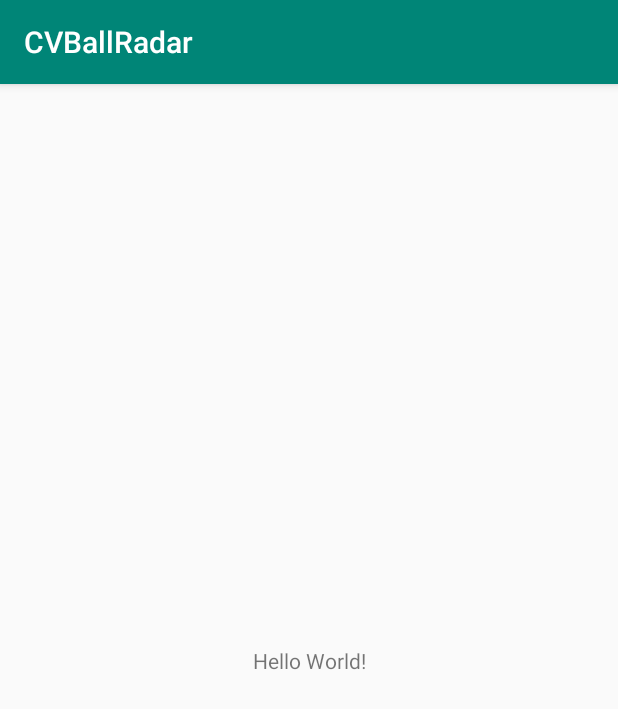
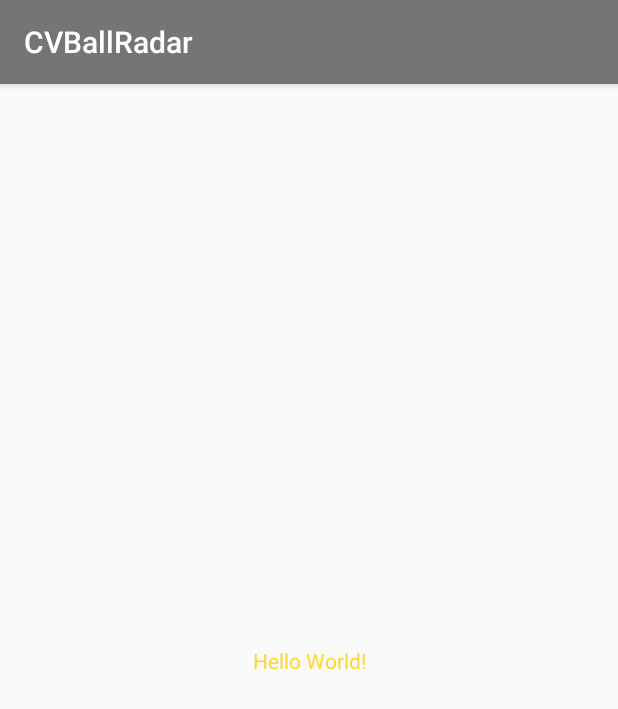
Before and after one commit to nz5/CVAndroidRadar, an Android app: the screen it shows after launch (MainActivity), on a phone screen of 412 x 824 dp. Shown: the top 709 px of the screen. Run offline under Robolectric (Android 15) with nearby library versions, the phone set to English and light mode, and no system bars.

Commit message:
set colors

```diff
--- a/app/src/main/res/layout/activity_main.xml
+++ b/app/src/main/res/layout/activity_main.xml
@@ -9,6 +9,7 @@
     <TextView
         android:layout_width="wrap_content"
         android:layout_height="wrap_content"
+        style="@style/Base.TextAppearance.AppCompat.Body1."
         android:text="Hello World!"
         app:layout_constraintBottom_toBottomOf="parent"
         app:layout_constraintLeft_toLeftOf="parent"
--- a/app/src/main/res/values/colors.xml
+++ b/app/src/main/res/values/colors.xml
@@ -1,6 +1,11 @@
 <?xml version="1.0" encoding="utf-8"?>
 <resources>
-    <color name="colorPrimary">#008577</color>
-    <color name="colorPrimaryDark">#00574B</color>
-    <color name="colorAccent">#D81B60</color>
+    <color name="primaryColor">#757575</color>
+    <color name="primaryLightColor">#a4a4a4</color>
+    <color name="primaryDarkColor">#494949</color>
+    <color name="secondaryColor">#fdd835</color>
+    <color name="secondaryLightColor">#ffff6b</color>
+    <color name="secondaryDarkColor">#c6a700</color>
+    <color name="primaryTextColor">#ffffff</color>
+    <color name="secondaryTextColor">#000000</color>
 </resources>
--- a/app/src/main/res/values/styles.xml
+++ b/app/src/main/res/values/styles.xml
@@ -3,9 +3,12 @@
     <!-- Base application theme. -->
     <style name="AppTheme" parent="Theme.AppCompat.Light.DarkActionBar">
         <!-- Customize your theme here. -->
-        <item name="colorPrimary">@color/colorPrimary</item>
-        <item name="colorPrimaryDark">@color/colorPrimaryDark</item>
-        <item name="colorAccent">@color/colorAccent</item>
+        <item name="colorPrimary">@color/primaryColor</item>
+        <item name="colorPrimaryDark">@color/primaryDarkColor</item>
+        <item name="colorAccent">@color/secondaryColor</item>
+    </style>
+    <style name="Base.TextAppearance.AppCompat.Body1." parent="android:Widget.TextView">
+        <item name="android:textColor">@color/secondaryColor</item>
     </style>
 
 </resources>
```
